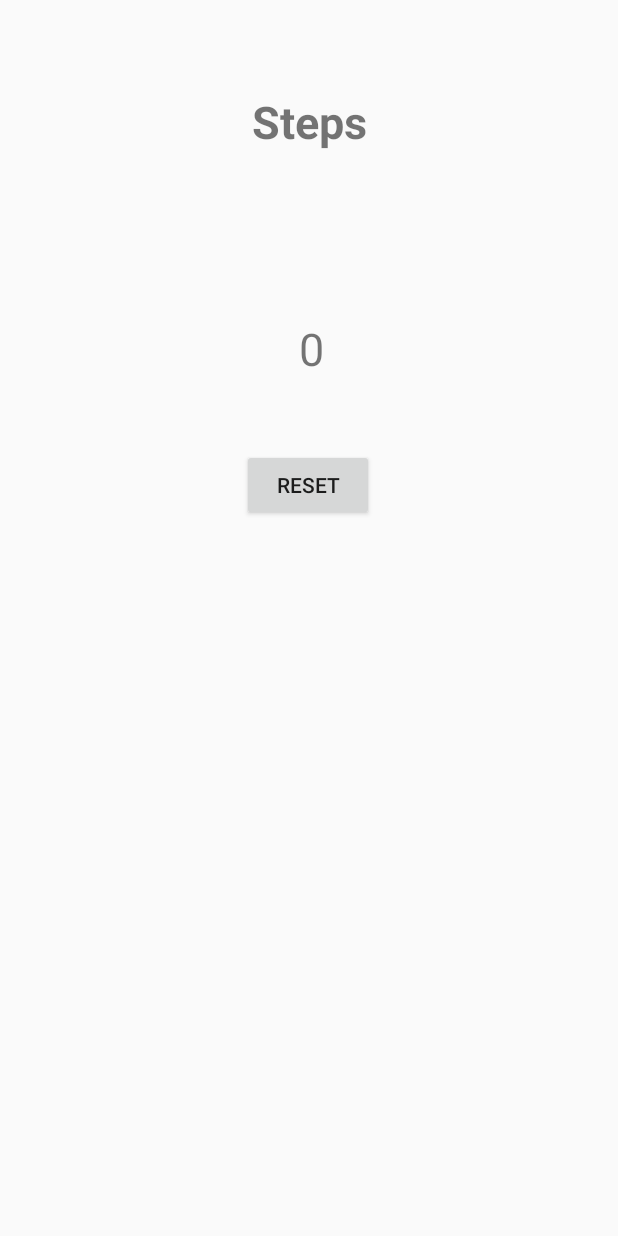
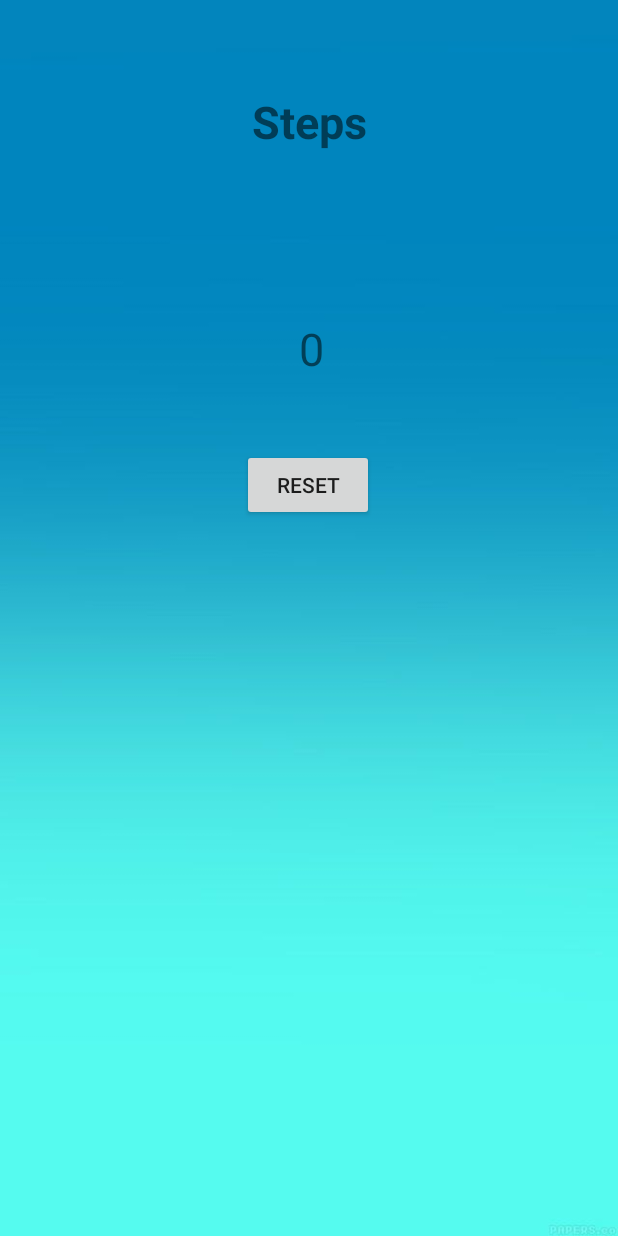
Before and after one commit to RoopeVaarama/Gymapp, an Android app: the Stepcounter screen opened directly, with no data from a screen before it, on a phone screen of 412 x 824 dp. Run offline under Robolectric (Android 15) with nearby library versions, the phone set to English and light mode, and no system bars.

Commit message:
Nyt kaikki programit toimii

```diff
--- a/app/src/main/res/layout/activity_gymprogram.xml
+++ b/app/src/main/res/layout/activity_gymprogram.xml
@@ -4,7 +4,7 @@
     xmlns:tools="http://schemas.android.com/tools"
     android:layout_width="match_parent"
     android:layout_height="match_parent"
-    android:background="#696969">
+    android:background="@drawable/background">
 
     <Button
         android:id="@+id/pushButton"
--- a/app/src/main/res/layout/activity_legprogram.xml
+++ b/app/src/main/res/layout/activity_legprogram.xml
@@ -4,7 +4,8 @@
     xmlns:tools="http://schemas.android.com/tools"
     android:layout_width="match_parent"
     android:layout_height="match_parent"
-    tools:context=".legprogram">
+    tools:context=".legprogram"
+    android:background="@drawable/background">>
 
     <TextView
         android:id="@+id/legheader"
--- a/app/src/main/res/layout/activity_pullprogram.xml
+++ b/app/src/main/res/layout/activity_pullprogram.xml
@@ -4,7 +4,8 @@
     xmlns:tools="http://schemas.android.com/tools"
     android:layout_width="match_parent"
     android:layout_height="match_parent"
-    tools:context=".pullprogram">
+    tools:context=".pullprogram"
+    android:background="@drawable/background">>
 
     <TextView
         android:id="@+id/pullheader"
--- a/app/src/main/res/layout/activity_push_program.xml
+++ b/app/src/main/res/layout/activity_push_program.xml
@@ -4,7 +4,9 @@
     xmlns:tools="http://schemas.android.com/tools"
     android:layout_width="match_parent"
     android:layout_height="match_parent"
-    tools:context=".PushProgram">
+    tools:context=".PushProgram"
+    android:background="@drawable/background">
+
 
     <TextView
         android:id="@+id/pushheader"
--- a/app/src/main/res/layout/activity_stepcounter.xml
+++ b/app/src/main/res/layout/activity_stepcounter.xml
@@ -4,7 +4,8 @@
     xmlns:tools="http://schemas.android.com/tools"
     android:layout_width="match_parent"
     android:layout_height="match_parent"
-    tools:context=".Stepcounter">
+    tools:context=".Stepcounter"
+    android:background="@drawable/background">
 
     <TextView
         android:id="@+id/textView4"
--- a/app/src/main/res/layout/activity_warmup.xml
+++ b/app/src/main/res/layout/activity_warmup.xml
@@ -4,7 +4,8 @@
     xmlns:tools="http://schemas.android.com/tools"
     android:layout_width="match_parent"
     android:layout_height="match_parent"
-    tools:context=".warmup">
+    tools:context=".warmup"
+    android:background="@drawable/background">
 
     <TextView
         android:id="@+id/warmupText"
--- a/app/src/main/res/layout/activity_weighttracker.xml
+++ b/app/src/main/res/layout/activity_weighttracker.xml
@@ -4,7 +4,8 @@
     xmlns:tools="http://schemas.android.com/tools"
     android:layout_width="match_parent"
     android:layout_height="match_parent"
-    tools:context=".weighttracker">
+    tools:context=".weighttracker"
+    android:background="@drawable/background">
 
     <EditText
         android:id="@+id/setWeight"
```
Also changed, not shown: app/src/main/res/drawable-v24/background.jpg (added), app/src/main/res/drawable/background.jpg (deleted).
